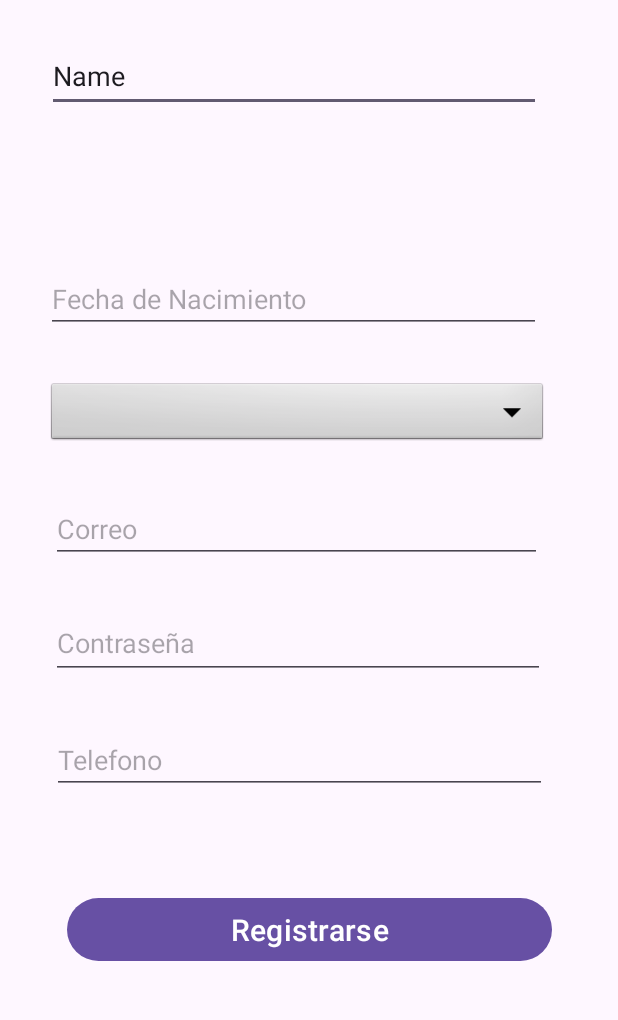
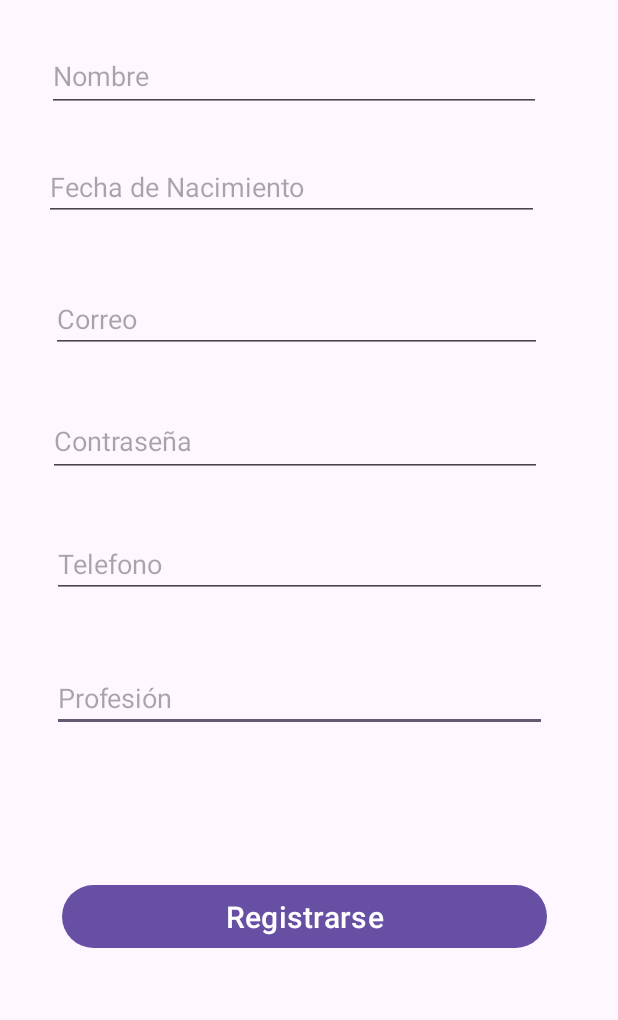
Before and after one commit to Rudexx/FrontEnd_MiSalud, an Android app: the RegisterPage screen opened directly, with no data from a screen before it, on a phone screen of 412 x 824 dp, the part 207-1227 px from its top. Run offline under Robolectric (Android 15) with nearby library versions, the phone set to English and light mode, and no system bars.

Commit message:
login and register

```diff
--- a/app/build.gradle.kts
+++ b/app/build.gradle.kts
@@ -41,7 +41,12 @@ dependencies {
     implementation("androidx.constraintlayout:constraintlayout:2.1.4")
     implementation("androidx.navigation:navigation-fragment:2.5.3")
     implementation("androidx.navigation:navigation-ui:2.5.3")
+    implementation("com.squareup.retrofit2:retrofit:2.9.0")
+    implementation("com.squareup.retrofit2:converter-gson:2.9.0")
+    implementation ("com.squareup.okhttp3:logging-interceptor:4.9.1")
+    implementation ("com.squareup.retrofit2:converter-scalars:2.11.0") // Replace with the correct version number
     testImplementation("junit:junit:4.13.2")
     androidTestImplementation("androidx.test.ext:junit:1.1.5")
     androidTestImplementation("androidx.test.espresso:espresso-core:3.5.1")
+
 }
--- a/app/src/main/AndroidManifest.xml
+++ b/app/src/main/AndroidManifest.xml
@@ -1,13 +1,14 @@
 <?xml version="1.0" encoding="utf-8"?>
 <manifest xmlns:android="http://schemas.android.com/apk/res/android"
     xmlns:tools="http://schemas.android.com/tools">
-
+    <uses-permission android:name="android.permission.INTERNET" />
     <application
         android:allowBackup="true"
         android:dataExtractionRules="@xml/data_extraction_rules"
         android:fullBackupContent="@xml/backup_rules"
         android:icon="@mipmap/misalud_logo"
         android:label="@string/app_name"
+        android:networkSecurityConfig="@xml/network_security_config"
         android:roundIcon="@mipmap/misalud_logo_round"
         android:supportsRtl="true"
         android:theme="@style/Theme.HelloWorld"
--- a/app/src/main/java/com/example/unbosque/Main.java
+++ b/app/src/main/java/com/example/unbosque/Main.java
@@ -66,5 +66,6 @@ public class Main extends AppCompatActivity {
         });
 
 
+
     }
 }
--- /dev/null
+++ b/app/src/main/java/com/example/unbosque/Model/UserApiService.java
@@ -0,0 +1,15 @@
+package com.example.unbosque.Model;
+
+
+import retrofit2.Call;
+import retrofit2.http.Headers;
+import retrofit2.http.POST;
+import retrofit2.http.Body;
+public interface UserApiService {
+    @Headers("Content-Type: application/json")
+    @POST("api/users/login")
+    Call<String> loginUser(@Body LoginRequest loginRequest);
+
+    @POST("api/users/register")
+    Call<String> registerUser(@Body UserRegistrationRequest userRegistrationRequest);
+}
--- a/app/src/main/java/com/example/unbosque/RegisterPage.java
+++ b/app/src/main/java/com/example/unbosque/RegisterPage.java
@@ -2,15 +2,130 @@ package com.example.unbosque;
 
 import androidx.appcompat.app.AppCompatActivity;
 
+import android.app.DatePickerDialog;
+import android.content.Intent;
+import android.icu.util.Calendar;
 import android.os.Bundle;
+import android.util.Patterns;
+import android.view.View;
+import android.widget.Button;
+import android.widget.EditText;
+import android.widget.Toast;
 
 import com.example.helloworld.R;
+import com.example.unbosque.Model.LoginRequest;
+import com.example.unbosque.Model.UserApiService;
+import com.example.unbosque.Model.UserRegistrationRequest;
+
+import okhttp3.OkHttpClient;
+import okhttp3.logging.HttpLoggingInterceptor;
+import retrofit2.Call;
+import retrofit2.Callback;
+import retrofit2.Response;
+import retrofit2.Retrofit;
+import retrofit2.converter.gson.GsonConverterFactory;
+import retrofit2.converter.scalars.ScalarsConverterFactory;
 
 public class RegisterPage extends AppCompatActivity {
-
+    private EditText editTextNombre;
+    private EditText editTextFechaNacimiento;
+    private EditText editTextCorreo;
+    private EditText editTextContrasena;
+    private EditText editTextTelefono;
+    private EditText editTextProfesion;
+    private Button buttonRegistrarse;
     @Override
     protected void onCreate(Bundle savedInstanceState) {
         super.onCreate(savedInstanceState);
         setContentView(R.layout.layout_register_page);
+
+        final EditText dateBornEditText = findViewById(R.id.date_born);
+        dateBornEditText.setOnClickListener(view -> {
+            // Get the current date
+            final Calendar calendar = Calendar.getInstance();
+            int year = calendar.get(Calendar.YEAR);
+            int month = calendar.get(Calendar.MONTH);
+            int day = calendar.get(Calendar.DAY_OF_MONTH);
+
+            // Date Picker Dialog
+            DatePickerDialog datePickerDialog = new DatePickerDialog(RegisterPage.this,
+                    (view1, selectedYear, selectedMonth, selectedDay) -> {
+                        // Format and set the date in EditText
+                        String selectedDate = selectedDay + "/" + (selectedMonth + 1) + "/" + selectedYear;
+                        dateBornEditText.setText(selectedDate);
+                    }, year, month, day);
+
+            datePickerDialog.show();
+        });
+
+        editTextCorreo = findViewById(R.id.email);
+        buttonRegistrarse = findViewById(R.id.register_button);
+        editTextTelefono = findViewById(R.id.cellphone);
+        editTextContrasena = findViewById(R.id.passwordReg);
+        editTextNombre = findViewById(R.id.name);
+        editTextFechaNacimiento = findViewById(R.id.date_born);
+        editTextProfesion = findViewById(R.id.profesion);
+
+
+        buttonRegistrarse.setOnClickListener(new View.OnClickListener() {
+            @Override
+            public void onClick(View view) {
+                String emailInput = editTextCorreo.getText().toString().trim();
+                if (!Patterns.EMAIL_ADDRESS.matcher(emailInput).matches()) {
+                    editTextCorreo.setError("Ingresa una direccion de email correcta");
+                    return; // Stop the function execution further
+                }
+                // Proceed with your registration process
+                Toast.makeText(RegisterPage.this, "Email es correcto", Toast.LENGTH_SHORT).show();
+
+                attemptRegistration();
+            }
+        });
+    }
+
+    private void attemptRegistration() {
+        String email = editTextCorreo.getText().toString();
+        String password = editTextContrasena.getText().toString();
+        String telefono = editTextTelefono.getText().toString();
+        String username = editTextNombre.getText().toString();
+        String fecha_nacimiento = editTextFechaNacimiento.getText().toString();
+        String profesion = editTextProfesion.getText().toString();
+
+        HttpLoggingInterceptor logging = new HttpLoggingInterceptor();
+        logging.setLevel(HttpLoggingInterceptor.Level.BODY);
+        OkHttpClient.Builder httpClient = new OkHttpClient.Builder();
+        httpClient.addInterceptor(logging);
+
+        Retrofit retrofit = new Retrofit.Builder()
+                .baseUrl("http://10.0.2.2:3000")
+                .addConverterFactory(ScalarsConverterFactory.create())// Use this IP for emulator to access localhost
+                .addConverterFactory(GsonConverterFactory.create()).client(httpClient.build())
+                .build();
+
+        UserApiService service = retrofit.create(UserApiService.class);
+        Call<String> call = service.registerUser(new UserRegistrationRequest(username,fecha_nacimiento,email,
+                password, telefono,  profesion));
+
+        call.enqueue(new Callback<String>() {
+            @Override
+            public void onResponse(Call<String> call, Response<String> response) {
+                if (response.isSuccessful()) {
+                    String responseText = response.message();
+                    // Since the response is plain text, you just log it or display it directly
+                    Toast.makeText(RegisterPage.this, "Response: " + responseText, Toast.LENGTH_LONG).show();
+                    Intent intent = new Intent(RegisterPage.this, Login.class);
+                    startActivity(intent);
+                } else {
+                    // Handle API error
+                    Toast.makeText(RegisterPage.this, "Error: " + response.message(), Toast.LENGTH_LONG).show();
+                }
+            }
+
+            @Override
+            public void onFailure(Call<String> call, Throwable t) {
+                // Handle call failure
+                Toast.makeText(RegisterPage.this, "Failure: " + t.getMessage(), Toast.LENGTH_SHORT).show();
+            }
+        });
     }
 }
--- a/app/src/main/res/layout/layout_register_page.xml
+++ b/app/src/main/res/layout/layout_register_page.xml
@@ -5,6 +5,20 @@
     android:layout_width="match_parent"
     android:layout_height="match_parent"
     tools:context="com.example.unbosque.RegisterPage">
+
+    <EditText
+        android:id="@+id/profesion"
+        android:layout_width="330dp"
+        android:layout_height="45dp"
+        android:ems="10"
+        android:hint="Profesión"
+        android:inputType="text"
+        app:layout_constraintBottom_toBottomOf="parent"
+        app:layout_constraintEnd_toEndOf="parent"
+        app:layout_constraintHorizontal_bias="0.419"
+        app:layout_constraintStart_toStartOf="parent"
+        app:layout_constraintTop_toTopOf="@+id/imageView2"
+        app:layout_constraintVertical_bias="0.746" />
 
     <ImageView
         android:id="@+id/imageView2"
@@ -25,7 +39,7 @@
         android:layout_height="47dp"
         android:ems="10"
         android:inputType="text"
-        android:text="Name"
+        android:hint="Nombre"
         app:layout_constraintBottom_toBottomOf="parent"
         app:layout_constraintEnd_toEndOf="parent"
         app:layout_constraintHorizontal_bias="0.378"
@@ -37,29 +51,14 @@
         android:id="@+id/date_born"
         android:layout_width="330dp"
         android:layout_height="43dp"
-        android:layout_marginBottom="464dp"
         android:ems="10"
         android:hint="Fecha de Nacimiento"
-        android:inputType="date"
         app:layout_constraintBottom_toBottomOf="parent"
         app:layout_constraintEnd_toEndOf="parent"
-        app:layout_constraintHorizontal_bias="0.37"
+        app:layout_constraintHorizontal_bias="0.358"
         app:layout_constraintStart_toStartOf="parent"
         app:layout_constraintTop_toBottomOf="@+id/name"
-        app:layout_constraintVertical_bias="1.0" />
-
-    <Spinner
-        android:id="@+id/Gender"
-        android:layout_width="334dp"
-        android:layout_height="45dp"
-        android:layout_marginBottom="380dp"
-        android:background="@android:drawable/btn_dropdown"
-        app:layout_constraintBottom_toBottomOf="parent"
-        app:layout_constraintEnd_toEndOf="parent"
-        app:layout_constraintHorizontal_bias="0.402"
-        app:layout_constraintStart_toStartOf="parent"
-        app:layout_constraintTop_toBottomOf="@+id/date_born"
-        app:layout_constraintVertical_bias="0.81" />
+        app:layout_constraintVertical_bias="0.052" />
 
     <EditText
         android:id="@+id/email"
@@ -72,8 +71,8 @@
         app:layout_constraintEnd_toEndOf="parent"
         app:layout_constraintHorizontal_bias="0.404"
         app:layout_constraintStart_toStartOf="parent"
-        app:layout_constraintTop_toBottomOf="@+id/Gender"
-        app:layout_constraintVertical_bias="0.095" />
+        app:layout_constraintTop_toTopOf="parent"
+        app:layout_constraintVertical_bias="0.422" />
 
     <EditText
         android:id="@+id/passwordReg"
@@ -84,16 +83,15 @@
         android:inputType="textPassword"
         app:layout_constraintBottom_toBottomOf="parent"
         app:layout_constraintEnd_toEndOf="parent"
-        app:layout_constraintHorizontal_bias="0.414"
+        app:layout_constraintHorizontal_bias="0.39"
         app:layout_constraintStart_toStartOf="parent"
-        app:layout_constraintTop_toBottomOf="@+id/email"
-        app:layout_constraintVertical_bias="0.115" />
+        app:layout_constraintTop_toTopOf="@+id/imageView2"
+        app:layout_constraintVertical_bias="0.526" />
 
     <EditText
         android:id="@+id/cellphone"
         android:layout_width="330dp"
         android:layout_height="45dp"
-        android:layout_marginBottom="144dp"
         android:ems="10"
         android:hint="Telefono"
         android:inputType="phone"
@@ -101,8 +99,8 @@
         app:layout_constraintEnd_toEndOf="parent"
         app:layout_constraintHorizontal_bias="0.419"
         app:layout_constraintStart_toStartOf="parent"
-        app:layout_constraintTop_toBottomOf="@+id/passwordReg"
-        app:layout_constraintVertical_bias="0.71" />
+        app:layout_constraintTop_toTopOf="@+id/imageView2"
+        app:layout_constraintVertical_bias="0.631" />
 
     <Button
         android:id="@+id/register_button"
@@ -112,7 +110,8 @@
         android:textSize="20sp"
         app:layout_constraintBottom_toBottomOf="parent"
         app:layout_constraintEnd_toEndOf="parent"
+        app:layout_constraintHorizontal_bias="0.465"
         app:layout_constraintStart_toStartOf="parent"
         app:layout_constraintTop_toBottomOf="@+id/cellphone"
-        app:layout_constraintVertical_bias="0.612" />
+        app:layout_constraintVertical_bias="0.788" />
 </androidx.constraintlayout.widget.ConstraintLayout>
--- /dev/null
+++ b/app/src/main/res/xml/network_security_config.xml
@@ -0,0 +1,6 @@
+<?xml version="1.0" encoding="utf-8"?>
+<network-security-config>
+    <domain-config cleartextTrafficPermitted="true">
+        <domain includeSubdomains="true">10.0.2.2</domain>
+    </domain-config>
+</network-security-config>
```
Also changed, not shown: app/src/main/java/com/example/unbosque/Login.java (+63 -3 lines), app/src/main/java/com/example/unbosque/Model/LoginRequest.java (added, +28 -0 lines), app/src/main/java/com/example/unbosque/Model/LoginResponse.java (added, +25 -0 lines), app/src/main/java/com/example/unbosque/Model/UserRegistrationRequest.java (added, +68 -0 lines).
